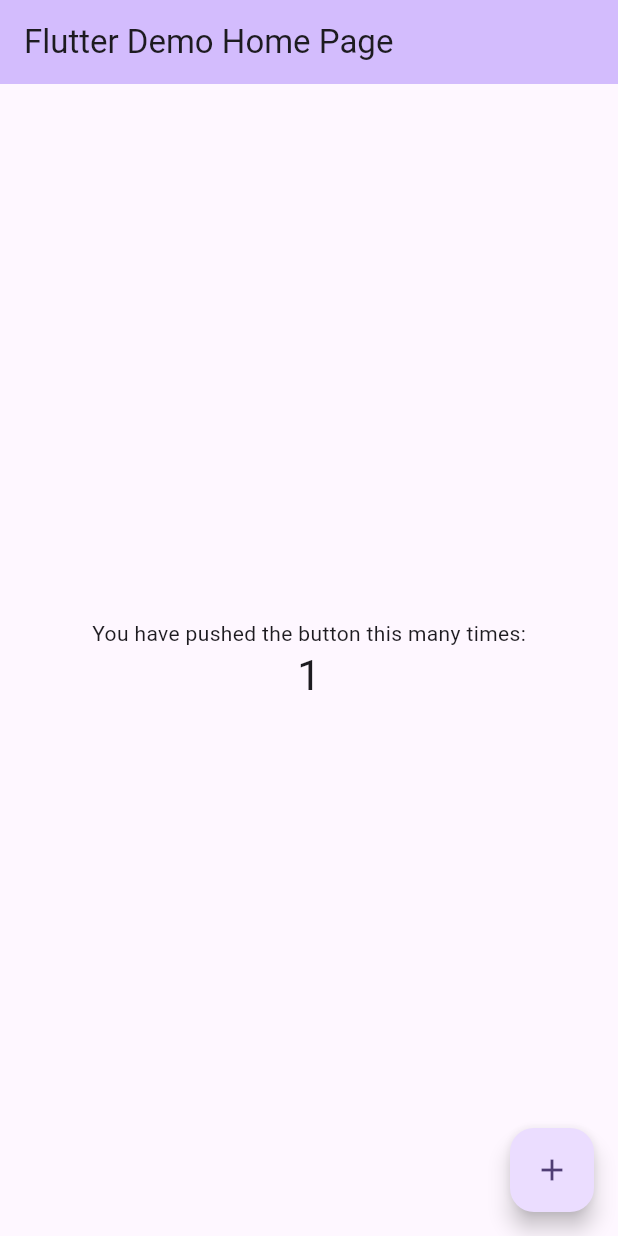
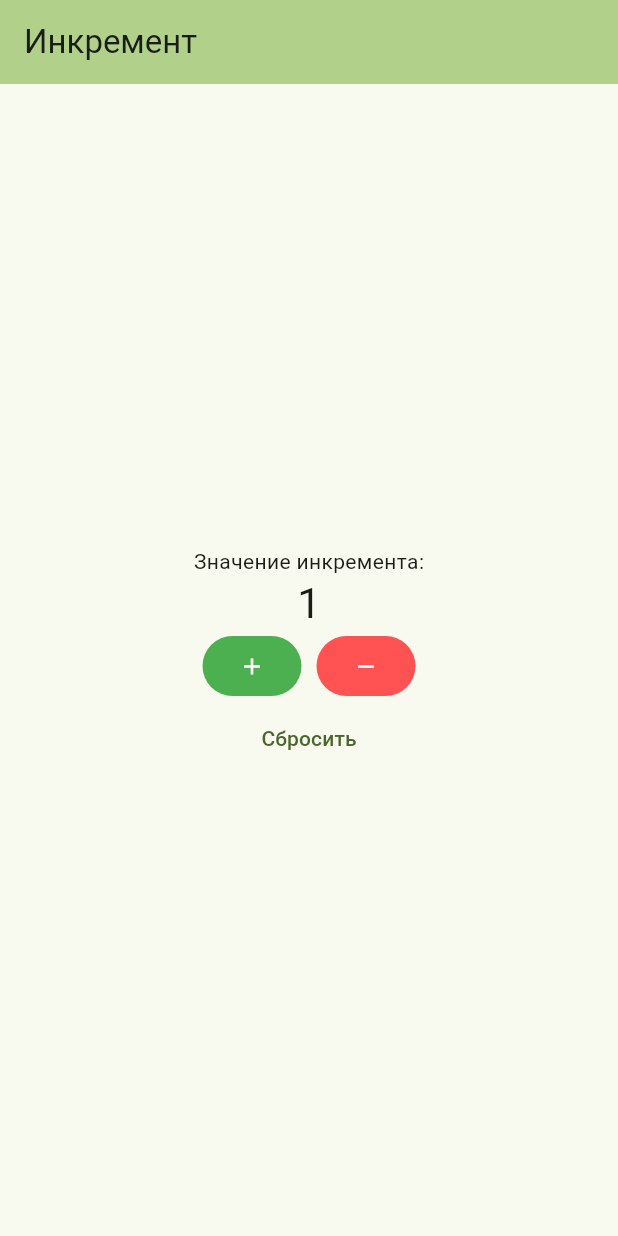
Before and after one commit to eeandd/PI2304_ERMOLOV, a Flutter app: the screen it shows after launch, after a tap on the "add" icon, on a phone screen of 412 x 824 dp. Run offline on Flutter 3.47's test engine with Material 3 defaults, Android fonts, the phone set to English and light mode, and no system bars.

Commit message:
Сделал 3 лабу

```diff
--- a/lab3/lib/main.dart
+++ b/lab3/lib/main.dart
@@ -28,9 +28,9 @@ class MyApp extends StatelessWidget {
         //
         // This works for code too, not just values: Most code changes can be
         // tested with just a hot reload.
-        colorScheme: .fromSeed(seedColor: Colors.deepPurple),
+        colorScheme: .fromSeed(seedColor: Colors.lightGreen),
       ),
-      home: const MyHomePage(title: 'Flutter Demo Home Page'),
+      home: const MyHomePage(title: 'Инкремент'),
     );
   }
 }
@@ -56,7 +56,7 @@ class MyHomePage extends StatefulWidget {
 class _MyHomePageState extends State<MyHomePage> {
   int _counter = 0;
 
-  void _incrementCounter() {
+  void _incrementCounterPlus() {
     setState(() {
       // This call to setState tells the Flutter framework that something has
       // changed in this State, which causes it to rerun the build method below
@@ -64,6 +64,28 @@ class _MyHomePageState extends State<MyHomePage> {
       // _counter without calling setState(), then the build method would not be
       // called again, and so nothing would appear to happen.
       _counter++;
+    });
+  }
+
+  void _incrementCounterMinus() {
+    setState(() {
+      // This call to setState tells the Flutter framework that something has
+      // changed in this State, which causes it to rerun the build method below
+      // so that the display can reflect the updated values. If we changed
+      // _counter without calling setState(), then the build method would not be
+      // called again, and so nothing would appear to happen.
+      _counter--;
+    });
+  }
+
+  void _incrementCounterNull() {
+    setState(() {
+      // This call to setState tells the Flutter framework that something has
+      // changed in this State, which causes it to rerun the build method below
+      // so that the display can reflect the updated values. If we changed
+      // _counter without calling setState(), then the build method would not be
+      // called again, and so nothing would appear to happen.
+      _counter = 0;
     });
   }
 
@@ -104,18 +126,35 @@ class _MyHomePageState extends State<MyHomePage> {
           // wireframe for each widget.
           mainAxisAlignment: .center,
           children: [
-            const Text('You have pushed the button this many times:'),
+            const Text('Значение инкремента:'),
             Text(
               '$_counter',
               style: Theme.of(context).textTheme.headlineMedium,
             ),
+            Row(
+              mainAxisAlignment: .center,
+              spacing: 10,
+              children: [
+                FilledButton(
+                  onPressed: _incrementCounterPlus,
+                  child: const Icon(Icons.add),
+                  style: FilledButton.styleFrom(backgroundColor: Colors.green),
+                ),
+                FilledButton(
+                  onPressed: _incrementCounterMinus,
+                  child: const Icon(Icons.remove),
+                  style: FilledButton.styleFrom(
+                    backgroundColor: Colors.redAccent,
+                  ),
+                ),
+              ],
+            ),
+            TextButton(
+              onPressed: _incrementCounterNull,
+              child: Text("Сбросить"),
+            ),
           ],
         ),
-      ),
-      floatingActionButton: FloatingActionButton(
-        onPressed: _incrementCounter,
-        tooltip: 'Increment',
-        child: const Icon(Icons.add),
       ),
     );
   }
```
